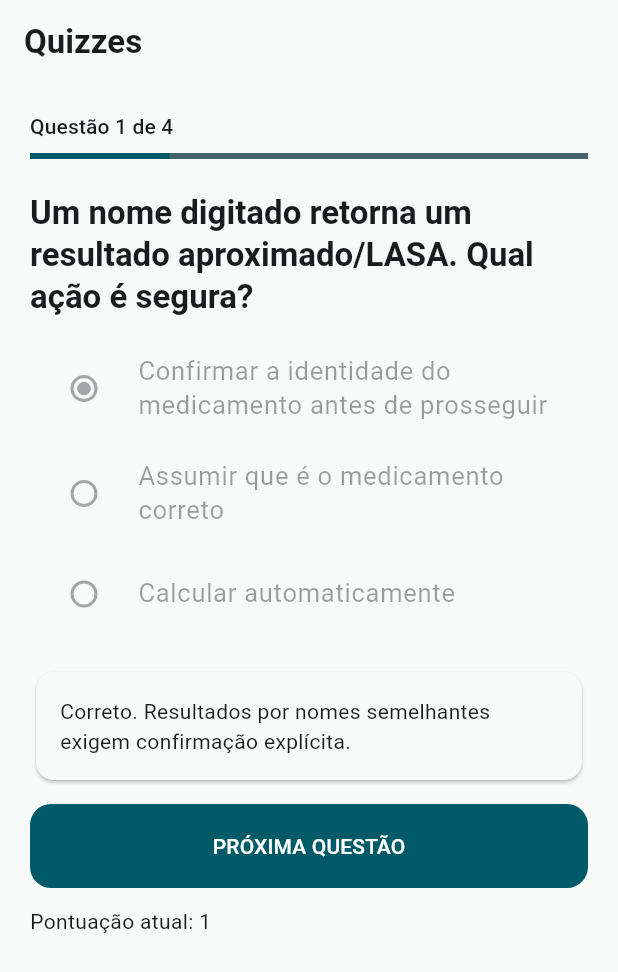
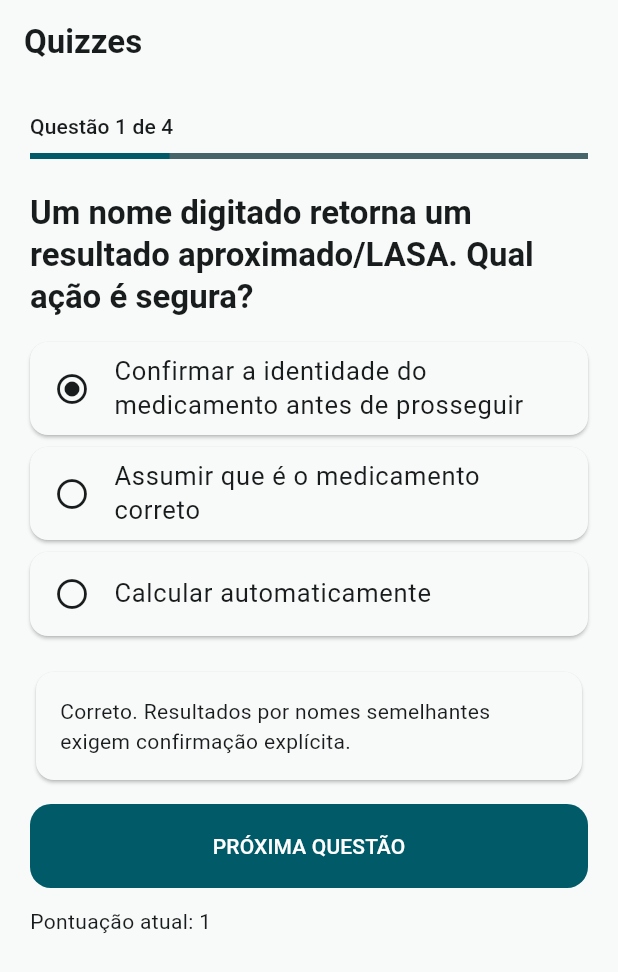
Before and after one commit to brunobdantas/nursing, a Flutter app: the QuizzesScreen screen opened by its route, after a tap on "Confirmar a identidade do medicamento an", on a phone screen of 412 x 824 dp. Shown: the top 972 px of the screen. Run offline on Flutter 3.47's test engine with Material 3 defaults, Android fonts, the phone set to English and light mode, and no system bars; our stand-ins replace decimal, go_router, shared_preferences, sqflite, webview_flutter; missing offline and left inert: pdfrx; accounts and stored records are empty; network calls fail.

Commit message:
fix: remove deprecated quiz radio API

```diff
--- a/mobile/lib/features/workspace/presentation/productivity_screens.dart
+++ b/mobile/lib/features/workspace/presentation/productivity_screens.dart
@@ -476,17 +476,17 @@ class _QuizzesScreenState extends State<QuizzesScreen> {
           for (var i = 0; i < question.options.length; i++)
             Padding(
               padding: const EdgeInsets.only(bottom: 8),
-              child: RadioListTile<int>(
-                value: i,
-                groupValue: _selected,
-                onChanged: _selected == null
-                    ? (value) {
-                        if (value != null) {
-                          _select(value);
-                        }
-                      }
-                    : null,
-                title: Text(question.options[i]),
+              child: Card(
+                margin: EdgeInsets.zero,
+                child: ListTile(
+                  onTap: _selected == null ? () => _select(i) : null,
+                  leading: Icon(
+                    _selected == i
+                        ? Icons.radio_button_checked_rounded
+                        : Icons.radio_button_unchecked_rounded,
+                  ),
+                  title: Text(question.options[i]),
+                ),
               ),
             ),
           if (_selected != null) ...[
```
